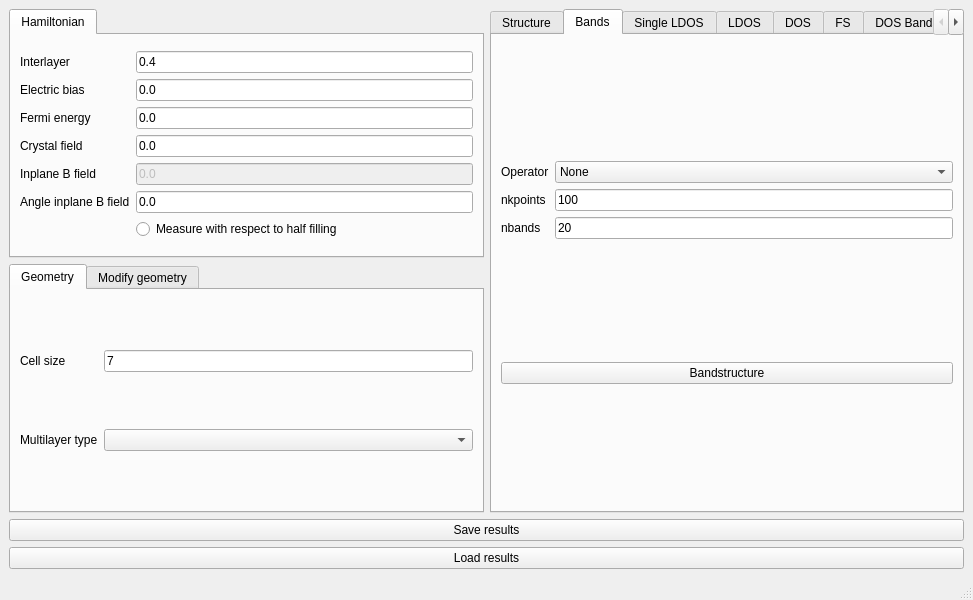
Qt form interface-pyqt/tbg/interface.ui (joselado/quantum-lattice) before a commit.
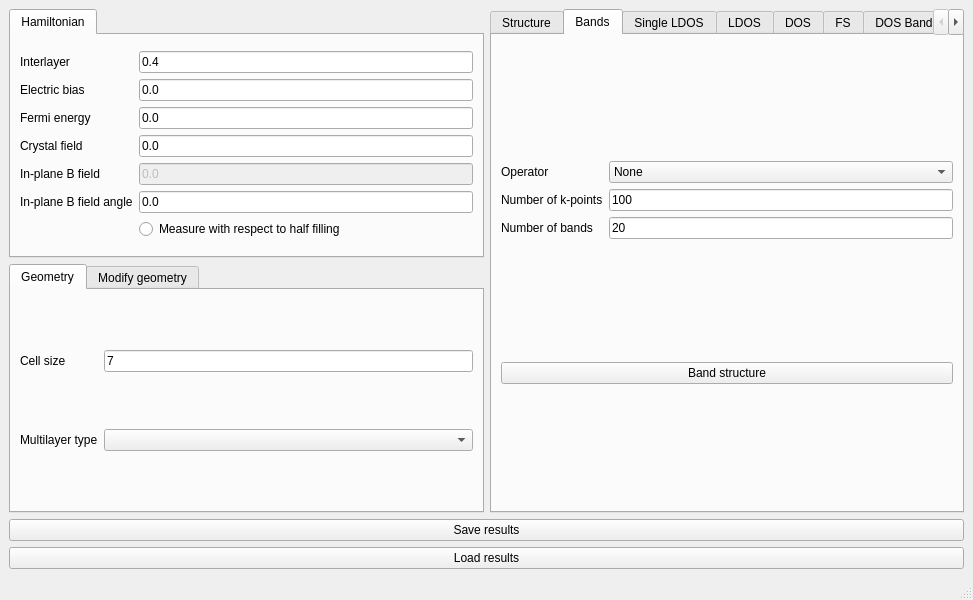
The same form after that commit. The open tabs and pages were chosen to show the change. Custom widgets are drawn as their Qt base class.

Diff of the .ui file:
```diff
--- a/interface-pyqt/tbg/interface.ui
+++ b/interface-pyqt/tbg/interface.ui
@@ -96,7 +96,7 @@
           <item row="5" column="0">
            <widget class="BodyLabel" name="label_20">
             <property name="text">
-             <string>Angle inplane B field</string>
+             <string>In-plane B field angle</string>
             </property>
            </widget>
           </item>
@@ -110,7 +110,7 @@
           <item row="4" column="0">
            <widget class="BodyLabel" name="label_18">
             <property name="text">
-             <string>Inplane B field</string>
+             <string>In-plane B field</string>
             </property>
            </widget>
           </item>
@@ -184,14 +184,14 @@
           <item row="2" column="0">
            <widget class="BodyLabel" name="label_7">
             <property name="text">
-             <string>nbands</string>
+             <string>Number of bands</string>
             </property>
            </widget>
           </item>
           <item row="1" column="0">
            <widget class="BodyLabel" name="label_6">
             <property name="text">
-             <string>nkpoints</string>
+             <string>Number of k-points</string>
             </property>
            </widget>
           </item>
@@ -250,7 +250,7 @@
         <item row="1" column="0">
          <widget class="PushButton" name="show_bands">
           <property name="text">
-           <string>Bandstructure</string>
+           <string>Band structure</string>
           </property>
          </widget>
         </item>
```
Left out of the diff: 20 changed lines with no effect on the pictures.
